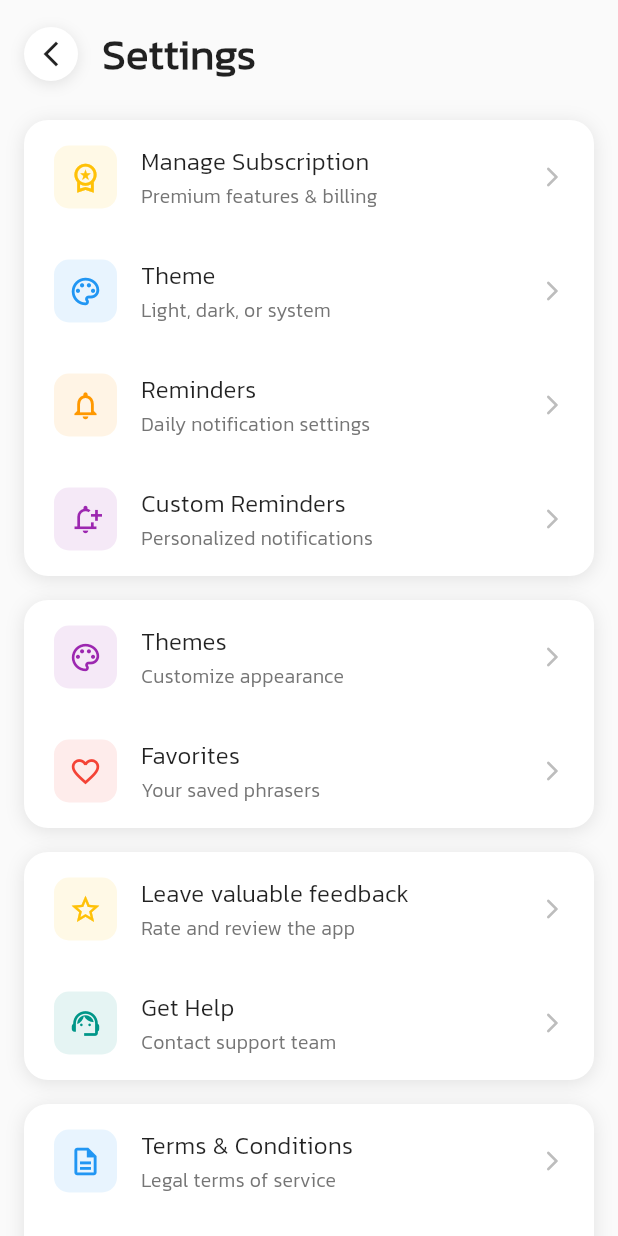
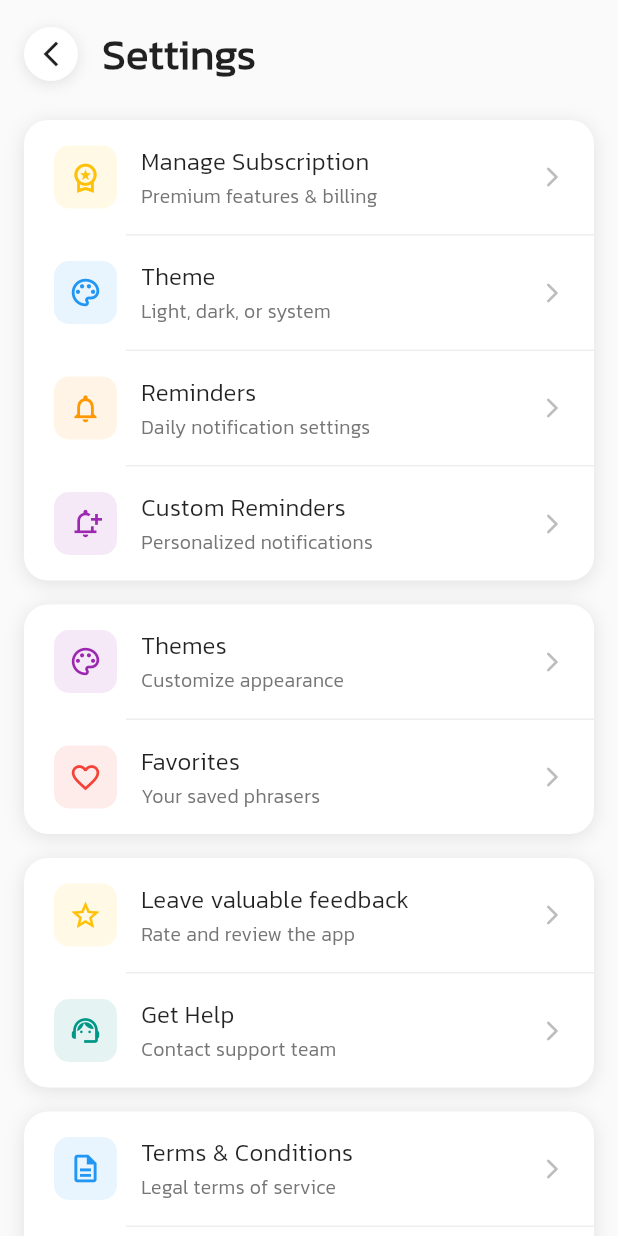
Before and after one commit to dantechu/phraser, a Flutter app: the SettingsScreen screen opened by its route, on a phone screen of 412 x 824 dp. Run offline on Flutter 3.47's test engine with Material 3 defaults, Android fonts, the phone set to English and light mode, and no system bars; our stand-ins replace cached_network_image, carousel_slider, cloud_firestore, device_info_plus, dio, firebase_analytics and 25 more; missing offline and left inert: colorful_safe_area, flutter_email_sender, in_app_purchase_android, in_app_purchase_storekit, modal_progress_hud_alt, rate_my_app and 1 more; accounts and stored records are empty; generated files the repository leaves out were written again; network calls fail.

Commit message:
Settings improved.

```diff
--- a/phraser/lib/screens/settings/settings_screen.dart
+++ b/phraser/lib/screens/settings/settings_screen.dart
@@ -362,7 +362,9 @@ class _SettingsScreenState extends State<SettingsScreen> {
   }) {
     final isDark = Theme.of(context).brightness == Brightness.dark;
 
-    return Material(
+    return Column(
+      children: [
+        Material(
           color: Colors.transparent,
           child: InkWell(
             onTap: onTap,
@@ -423,6 +425,17 @@ class _SettingsScreenState extends State<SettingsScreen> {
               ),
             ),
           ),
+        ),
+        // Divider
+        if (!isLast)
+          Container(
+            margin: const EdgeInsets.only(left: 68),
+            height: 1,
+            color: isDark
+                ? Colors.grey[700]?.withOpacity(0.5)
+                : Colors.grey[200],
+          ),
+      ],
     );
   }
 }
```
Lines whose indentation alone changed are shown as unchanged.
